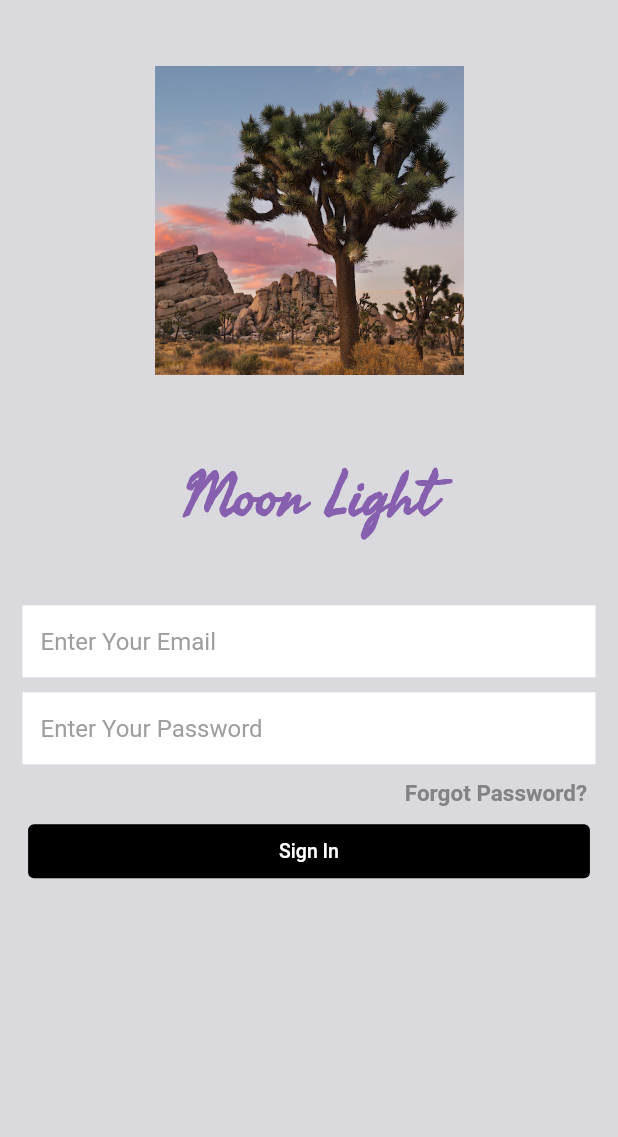
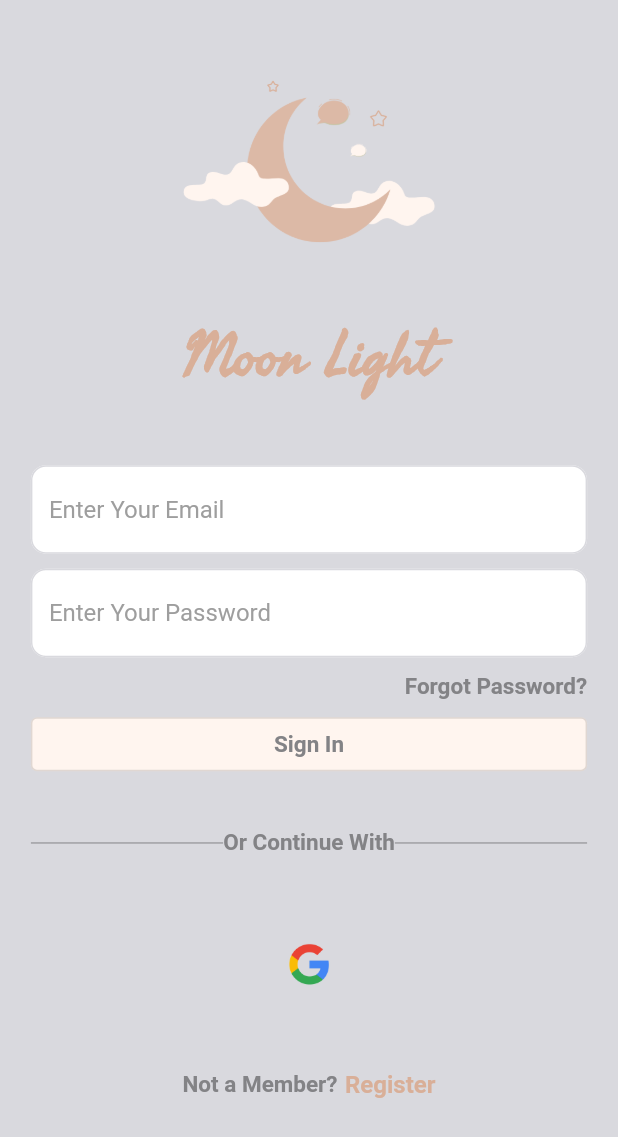
Before and after one commit to agiratech-raghul/flutter-starter-project, a Flutter app: the screen it shows after launch, on a phone screen of 412 x 824 dp. Shown: the top 1137 px of the screen. Run offline on Flutter 3.47's test engine with Material 2 defaults, Android fonts, the phone set to English and light mode, and no system bars; our stand-ins replace connectivity_plus, firebase_core, flutter_secure_storage, hooks_riverpod, shared_preferences; accounts and stored records are empty.

Commit message:
login page UI

```diff
--- a/assets/json/language/en.json
+++ b/assets/json/language/en.json
@@ -6,5 +6,7 @@
     "enter_your_password" : "Enter Your Password",
     "re_enter_your_password": "Re Enter Your Password",
     "forgot_password": "Forgot Password",
-    "sign_in" : "Sign In"
+    "sign_in" : "Sign In",
+    "not_a_member": "Not a Member",
+    "register": "Register"
 }
--- a/lib/src/app.dart
+++ b/lib/src/app.dart
@@ -70,7 +70,7 @@ class NetWorkCheck extends HookConsumerWidget {
             String message = status == ConnectionStatus.disconnected
                 ? 'Your Disconnected'
                 : 'Your Back Online';
-            AppSnackBar(isPositive: true, message: message)
+         return  AppSnackBar(isPositive: true, message: message)
                 .showAppSnackBar(context);
           },
         );
--- a/lib/src/common_widgets/src/text_field/common_text_field.dart
+++ b/lib/src/common_widgets/src/text_field/common_text_field.dart
@@ -1,4 +1,5 @@
 import 'package:flutter/material.dart';
+import 'package:flutter_starter_project/src/utils/src/colors/common_colors.dart';
 
 class CommonTextField extends StatefulWidget {
   const CommonTextField({super.key, this.hintText,});
@@ -12,12 +13,19 @@ class _CommonTextFieldState extends State<CommonTextField> {
   @override
   Widget build(BuildContext context) {
     return Padding(
-      padding: const EdgeInsets.symmetric(horizontal: 15,vertical: 5),
+      padding: const EdgeInsets.symmetric(vertical: 5),
       child: TextField(
         style: TextStyle(color: Colors.grey.shade500),
         decoration: InputDecoration(
             fillColor: Colors.white,
-            border: InputBorder.none,
+            enabledBorder: OutlineInputBorder(
+              borderRadius: BorderRadius.circular(10),
+              borderSide: BorderSide(color: CommonColor.backgroundGrey)
+            ),
+            focusedBorder: OutlineInputBorder(
+                borderRadius: BorderRadius.circular(10),
+                borderSide: BorderSide(color: CommonColor.logoCommonDarkColor)
+            ),
             filled: true,
             hintText: widget.hintText,
             hintStyle: TextStyle(color: Colors.grey.shade500)),
--- a/lib/src/constants/string_constants.dart
+++ b/lib/src/constants/string_constants.dart
@@ -9,4 +9,6 @@ class StringConstants{
   static const String reEnterYourPassword = 're_enter_your_password';
   static const String forgotPassword = 'forgot_password';
   static const String signIn = 'sign_in';
+  static const String notAMember = 'not_a_member';
+  static const String register = 'register';
 }
--- a/lib/src/features/login_screen/login_screen.dart
+++ b/lib/src/features/login_screen/login_screen.dart
@@ -1,6 +1,5 @@
 import 'package:flutter/material.dart';
 import 'package:flutter_starter_project/src/common_widgets/src/buttons/outline_button.dart';
-import 'package:flutter_starter_project/src/common_widgets/src/buttons/primary_button.dart';
 import 'package:flutter_starter_project/src/common_widgets/src/text_field/common_text_field.dart';
 import 'package:flutter_starter_project/src/constants/string_constants.dart';
 import 'package:flutter_starter_project/src/utils/src/colors/common_colors.dart';
@@ -20,15 +19,15 @@ class LoginScreen extends StatelessWidget {
         bottom: false,
         child: SingleChildScrollView(
           child: Center(
+            child: Padding(
+              padding: EdgeInsets.symmetric(horizontal: Utils.getScreenWidth(context, 18),
+              vertical: Utils.getScreenWidth(context, 15)),
               child: Column(
                 children: [
-                Padding(
-                  padding: EdgeInsets.symmetric(vertical: Utils.getScreenHeight(context, 40)),
-                  child: SizedBox(
-                    height: MediaQuery.of(context).size.height / 4,
+                  SizedBox(
+                    height: MediaQuery.of(context).size.height / 4.5,
                     child: const Image(
-                      image: AssetImage(AppAssets.sampleLogo),
-                    ),
+                      image: AssetImage(AppAssets.anotherLogo),
                     ),
                   ),
                   Text(StringConstants.appName.tr(context),style: TextStyles.titleTextStyle),
@@ -36,7 +35,7 @@ class LoginScreen extends StatelessWidget {
                   CommonTextField(hintText: StringConstants.enterYourEmail.tr(context)),
                   CommonTextField(hintText: StringConstants.enterYourPassword.tr(context),),
                   Padding(
-                  padding: EdgeInsets.symmetric(horizontal: Utils.getScreenWidth(context, 18),
+                    padding: EdgeInsets.symmetric(
                         vertical: Utils.getScreenHeight(context, 5)
                     ),
                     child: Row(mainAxisAlignment: MainAxisAlignment.end,
@@ -48,8 +47,32 @@ class LoginScreen extends StatelessWidget {
                   ),
                   CommonOutlineButton(
                       text: StringConstants.signIn.tr(context),
-                    backgroundColor: CommonColor.blackColor,),
+                      textStyle: TextStyles.greyTextStyle,
+                      backgroundColor: CommonColor.logoCommonLightColor,),
+                  const HeightSpaceBox(size: 30),
+                  Row(
+                    children: [
+                      Expanded(child: Divider(color: CommonColor.darkTextGrey)),
+                      Text("Or Continue With",style: TextStyles.greyTextStyle,),
+                      Expanded(child: Divider(color: CommonColor.darkTextGrey)),
                     ],
+                  ),
+                  const HeightSpaceBox(size: 40),
+                  SizedBox(
+                    height: Utils.getScreenHeight(context, 50),
+                    child: const Image(image: AssetImage(AppAssets.googleLogo),),
+                  ),
+                  const HeightSpaceBox(size: 40),
+                  Row(
+                    mainAxisAlignment: MainAxisAlignment.center,
+                    children: [
+                      Text("${StringConstants.notAMember.tr(context)}?",style: TextStyles.greyTextStyle),
+                      const SizedBox(width: 5),
+                      Text(StringConstants.register.tr(context),style: TextStyles.blueTextStyle.copyWith(color: CommonColor.logoCommonDarkColor)),
+                    ],
+                  ),
+                ],
+              ),
             ),
           ),
         ),
--- a/lib/src/features/splash/screen/splash_screen.dart
+++ b/lib/src/features/splash/screen/splash_screen.dart
@@ -1,11 +1,8 @@
-import 'package:flutter_starter_project/src/features/login_screen/login_screen.dart';
 import 'package:flutter_starter_project/src/routing/route_constants.dart';
-import 'package:flutter_starter_project/src/ui_utils/app_snack_bar.dart';
 import 'package:flutter/material.dart';
 import 'package:flutter_starter_project/src/utils/src/colors/common_colors.dart';
 import 'package:flutter_starter_project/src/ui_utils/text_styles.dart';
 import 'package:hooks_riverpod/hooks_riverpod.dart';
-import '../../../services/connectivity_service_provider.dart/connectivity_service_provider.dart';
 import '../../../utils/utils.dart';
 import '../../../constants/string_constants.dart';
 
--- a/lib/src/ui_utils/text_styles.dart
+++ b/lib/src/ui_utils/text_styles.dart
@@ -7,7 +7,7 @@ import 'fonts.dart';
 class TextStyles{
   static  TextStyle titleTextStyle = TextStyle(
       fontSize: UIDimens.size40,
-      color: CommonColor.primaryTitleColor,
+      color: CommonColor.logoCommonDarkColor,
       fontFamily: Fonts.titleRegular,
       fontWeight: FontWeight.w700);
   static  TextStyle greyTextStyle = TextStyle(
@@ -20,4 +20,8 @@ class TextStyles{
       color: CommonColor.whiteColor,
       // fontFamily: Fonts.regular
   );
+  static  TextStyle blueTextStyle = TextStyle(
+      fontSize: UIDimens.size16,
+      color: CommonColor.primaryTitleColor,
+      fontWeight: FontWeight.w700);
 }
--- a/lib/src/ui_utils/ui_assets.dart
+++ b/lib/src/ui_utils/ui_assets.dart
@@ -1,3 +1,8 @@
 class AppAssets{
   static const String sampleLogo = "assets/images/sample_logo.jpg";
+  static const String logo = "assets/images/logo_trans.png";
+  static const String halfMoon = "assets/images/real_half_moon.png";
+  static const String blueMoon = "assets/images/full_blue_moon.png";
+  static const String anotherLogo = "assets/images/logo.png";
+  static const String googleLogo = "assets/images/google_logo.png";
 }
--- a/lib/src/utils/src/colors/common_colors.dart
+++ b/lib/src/utils/src/colors/common_colors.dart
@@ -6,4 +6,6 @@ class CommonColor{
   static Color whiteColor = const Color(0xFFFFFFFF);
   static Color blackColor = const Color(0xFF000000);
   static Color primaryTitleColor = const Color(0xFF865FAF);
+  static Color logoCommonDarkColor = const Color(0xFFD9AF98);
+  static Color logoCommonLightColor = const Color(0xFFFFF5EF);
 }
```
Also changed, not shown: assets/images/full_blue_moon.png (added), assets/images/google_logo.png (added), assets/images/logo.png (added), assets/images/logo_trans.png (added), assets/images/real_half_moon.png (added), 1 other file. Lines whose indentation alone changed are shown as unchanged.
